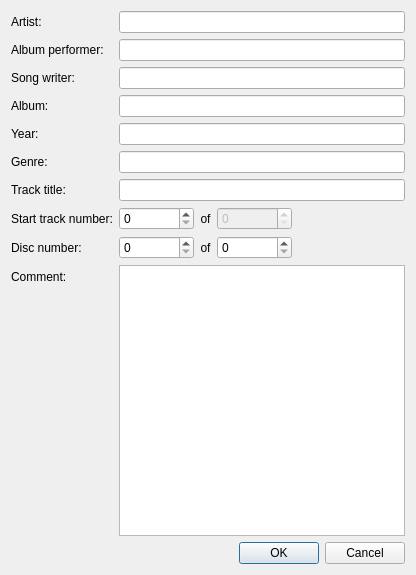
Above: gui/tageditor/tageditor.ui from flacon/flacon before the change. Below: the same form after it.
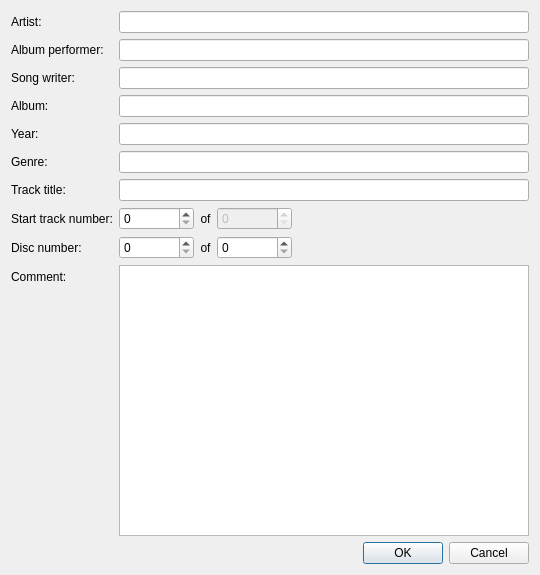
That is the form after the change. Custom widgets are drawn as their Qt base class.

```diff
--- a/gui/tageditor/tageditor.ui
+++ b/gui/tageditor/tageditor.ui
@@ -6,7 +6,7 @@
    <rect>
     <x>0</x>
     <y>0</y>
-    <width>416</width>
+    <width>540</width>
     <height>575</height>
    </rect>
   </property>
@@ -16,6 +16,9 @@
   <layout class="QVBoxLayout" name="verticalLayout">
    <item>
     <layout class="QFormLayout" name="formLayout">
+     <property name="fieldGrowthPolicy">
+      <enum>QFormLayout::ExpandingFieldsGrow</enum>
+     </property>
      <item row="0" column="0">
       <widget class="QLabel" name="trackPerformerLabel">
        <property name="text">
```
Left out of the diff: 32 changed lines with no effect on the pictures.
